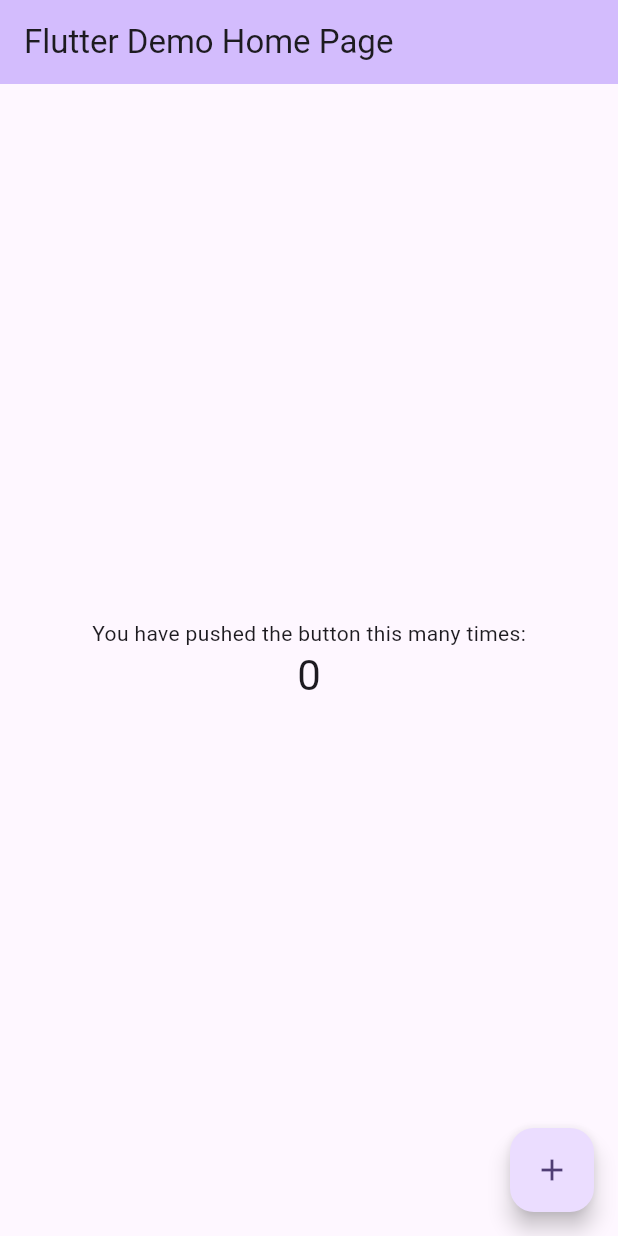
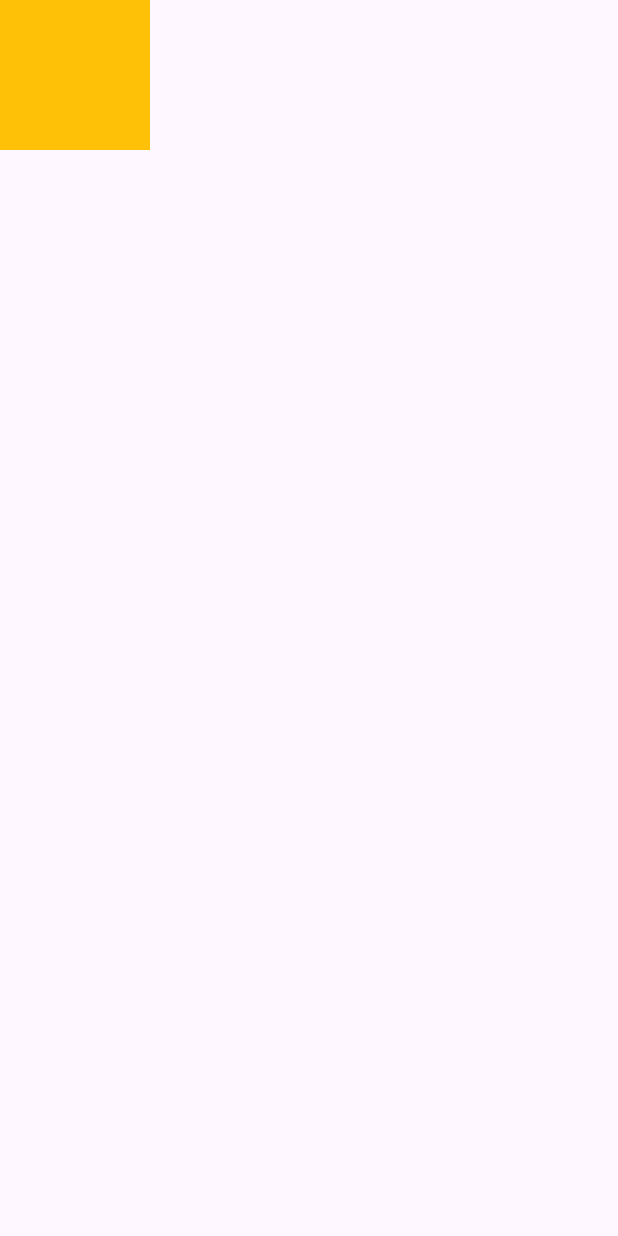
Before and after one commit to 3bdelrahman-ahmed/sba7o_ta7adii, a Flutter app: the screen it shows after launch, on a phone screen of 412 x 824 dp. Run offline on Flutter 3.47's test engine with Material 3 defaults, Android fonts, the light colour scheme and no system bars.

Commit message:
intial_project_2

```diff
--- /dev/null
+++ b/lib/features/on_boarding_screen/presentaion/home_screen.dart
@@ -0,0 +1,16 @@
+import 'package:flutter/material.dart';
+
+
+class HomeScreen extends StatelessWidget{
+  @override
+  Widget build(BuildContext context) {
+    // TODO: implement build
+    return Scaffold(
+      body: Container(
+        width: 100,
+        height: 100,
+        color: Colors.amber,
+      ),
+    );
+  }
+}
--- a/lib/main.dart
+++ b/lib/main.dart
@@ -1,125 +1,7 @@
 import 'package:flutter/material.dart';
+import 'package:spa7o_ta7adii/src/root.dart';
 
-void main() {
-  runApp(const MyApp());
+
+void main(){
+  runApp(RootApp());
 }
-
-class MyApp extends StatelessWidget {
-  const MyApp({super.key});
-
-  // This widget is the root of your application.
-  @override
-  Widget build(BuildContext context) {
-    return MaterialApp(
-      title: 'Flutter Demo',
-      theme: ThemeData(
-        // This is the theme of your application.
-        //
-        // TRY THIS: Try running your application with "flutter run". You'll see
-        // the application has a purple toolbar. Then, without quitting the app,
-        // try changing the seedColor in the colorScheme below to Colors.green
-        // and then invoke "hot reload" (save your changes or press the "hot
-        // reload" button in a Flutter-supported IDE, or press "r" if you used
-        // the command line to start the app).
-        //
-        // Notice that the counter didn't reset back to zero; the application
-        // state is not lost during the reload. To reset the state, use hot
-        // restart instead.
-        //
-        // This works for code too, not just values: Most code changes can be
-        // tested with just a hot reload.
-        colorScheme: ColorScheme.fromSeed(seedColor: Colors.deepPurple),
-        useMaterial3: true,
-      ),
-      home: const MyHomePage(title: 'Flutter Demo Home Page'),
-    );
-  }
-}
-
-class MyHomePage extends StatefulWidget {
-  const MyHomePage({super.key, required this.title});
-
-  // This widget is the home page of your application. It is stateful, meaning
-  // that it has a State object (defined below) that contains fields that affect
-  // how it looks.
-
-  // This class is the configuration for the state. It holds the values (in this
-  // case the title) provided by the parent (in this case the App widget) and
-  // used by the build method of the State. Fields in a Widget subclass are
-  // always marked "final".
-
-  final String title;
-
-  @override
-  State<MyHomePage> createState() => _MyHomePageState();
-}
-
-class _MyHomePageState extends State<MyHomePage> {
-  int _counter = 0;
-
-  void _incrementCounter() {
-    setState(() {
-      // This call to setState tells the Flutter framework that something has
-      // changed in this State, which causes it to rerun the build method below
-      // so that the display can reflect the updated values. If we changed
-      // _counter without calling setState(), then the build method would not be
-      // called again, and so nothing would appear to happen.
-      _counter++;
-    });
-  }
-
-  @override
-  Widget build(BuildContext context) {
-    // This method is rerun every time setState is called, for instance as done
-    // by the _incrementCounter method above.
-    //
-    // The Flutter framework has been optimized to make rerunning build methods
-    // fast, so that you can just rebuild anything that needs updating rather
-    // than having to individually change instances of widgets.
-    return Scaffold(
-      appBar: AppBar(
-        // TRY THIS: Try changing the color here to a specific color (to
-        // Colors.amber, perhaps?) and trigger a hot reload to see the AppBar
-        // change color while the other colors stay the same.
-        backgroundColor: Theme.of(context).colorScheme.inversePrimary,
-        // Here we take the value from the MyHomePage object that was created by
-        // the App.build method, and use it to set our appbar title.
-        title: Text(widget.title),
-      ),
-      body: Center(
-        // Center is a layout widget. It takes a single child and positions it
-        // in the middle of the parent.
-        child: Column(
-          // Column is also a layout widget. It takes a list of children and
-          // arranges them vertically. By default, it sizes itself to fit its
-          // children horizontally, and tries to be as tall as its parent.
-          //
-          // Column has various properties to control how it sizes itself and
-          // how it positions its children. Here we use mainAxisAlignment to
-          // center the children vertically; the main axis here is the vertical
-          // axis because Columns are vertical (the cross axis would be
-          // horizontal).
-          //
-          // TRY THIS: Invoke "debug painting" (choose the "Toggle Debug Paint"
-          // action in the IDE, or press "p" in the console), to see the
-          // wireframe for each widget.
-          mainAxisAlignment: MainAxisAlignment.center,
-          children: <Widget>[
-            const Text(
-              'You have pushed the button this many times:',
-            ),
-            Text(
-              '$_counter',
-              style: Theme.of(context).textTheme.headlineMedium,
-            ),
-          ],
-        ),
-      ),
-      floatingActionButton: FloatingActionButton(
-        onPressed: _incrementCounter,
-        tooltip: 'Increment',
-        child: const Icon(Icons.add),
-      ), // This trailing comma makes auto-formatting nicer for build methods.
-    );
-  }
-}
--- /dev/null
+++ b/lib/src/root.dart
@@ -0,0 +1,13 @@
+import 'package:flutter/material.dart';
+import 'package:spa7o_ta7adii/features/on_boarding_screen/presentaion/home_screen.dart';
+
+
+class RootApp extends StatelessWidget{
+  @override
+  Widget build(BuildContext context) {
+    // TODO: implement build
+    return MaterialApp(
+      home: HomeScreen(),
+    );
+  }
+}
```
Also changed, not shown: 1 other file.
